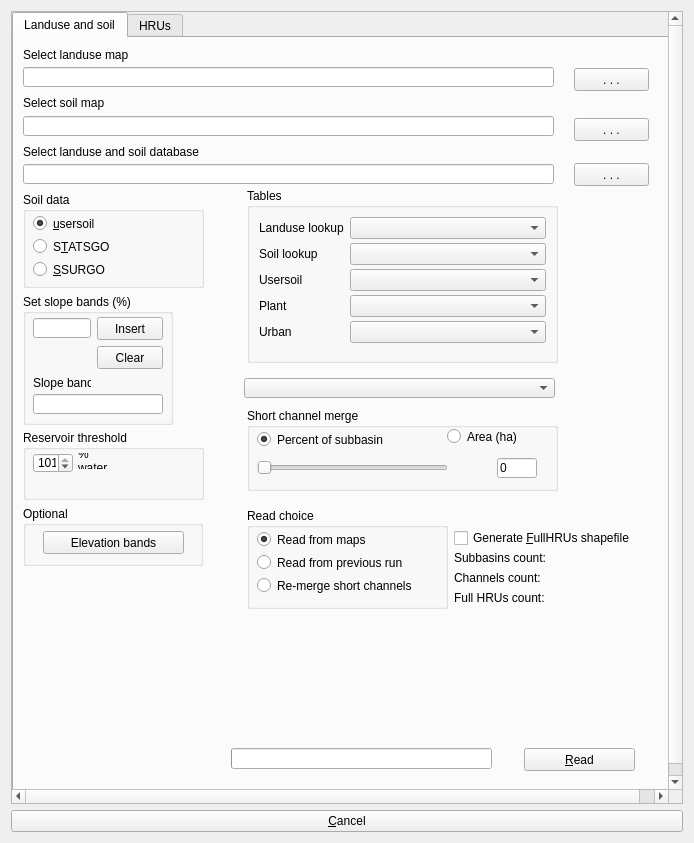
The window that QSWATPlus/ui_hrus.ui (swat-model/QSWATPlus) describes before a commit, drawn with Qt 5.
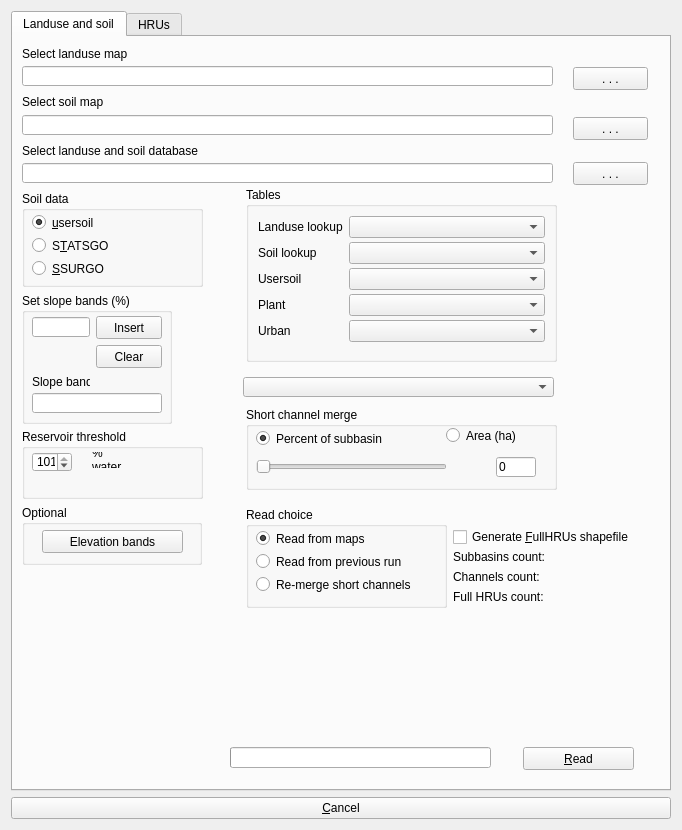
The same window after the commit.

Patch:
```diff
--- a/QSWATPlus/ui_hrus.ui
+++ b/QSWATPlus/ui_hrus.ui
@@ -6,8 +6,8 @@
    <rect>
     <x>0</x>
     <y>0</y>
-    <width>694</width>
-    <height>843</height>
+    <width>682</width>
+    <height>830</height>
    </rect>
   </property>
   <property name="sizePolicy">
@@ -34,6 +34,9 @@
        <height>16777215</height>
       </size>
      </property>
+     <property name="frameShape">
+      <enum>QFrame::NoFrame</enum>
+     </property>
      <property name="widgetResizable">
       <bool>true</bool>
      </property>
@@ -42,8 +45,8 @@
        <rect>
         <x>0</x>
         <y>0</y>
-        <width>674</width>
-        <height>794</height>
+        <width>664</width>
+        <height>783</height>
        </rect>
       </property>
       <property name="sizePolicy">
@@ -54,8 +57,8 @@
       </property>
       <property name="minimumSize">
        <size>
-        <width>672</width>
-        <height>789</height>
+        <width>660</width>
+        <height>775</height>
        </size>
       </property>
       <property name="maximumSize">
@@ -713,7 +716,7 @@
         <widget class="QLabel" name="reservoirPercent">
          <property name="geometry">
           <rect>
-           <x>55</x>
+           <x>70</x>
            <y>23</y>
            <width>42</width>
            <height>16</height>
```
Lines whose indentation alone changed are shown as unchanged.
